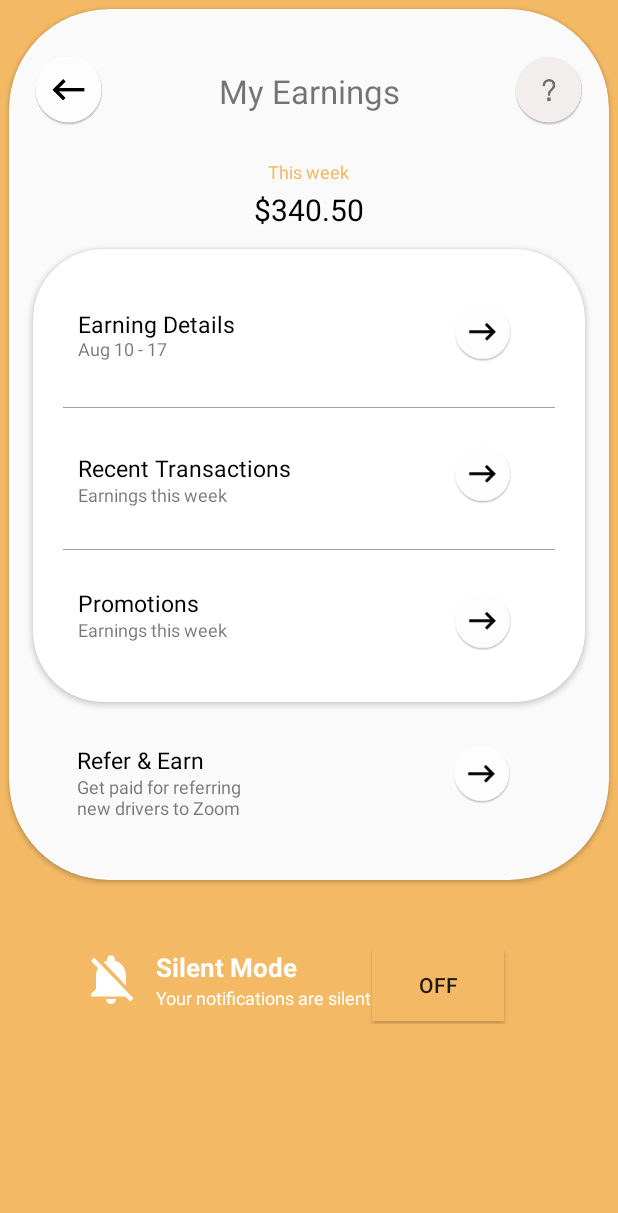
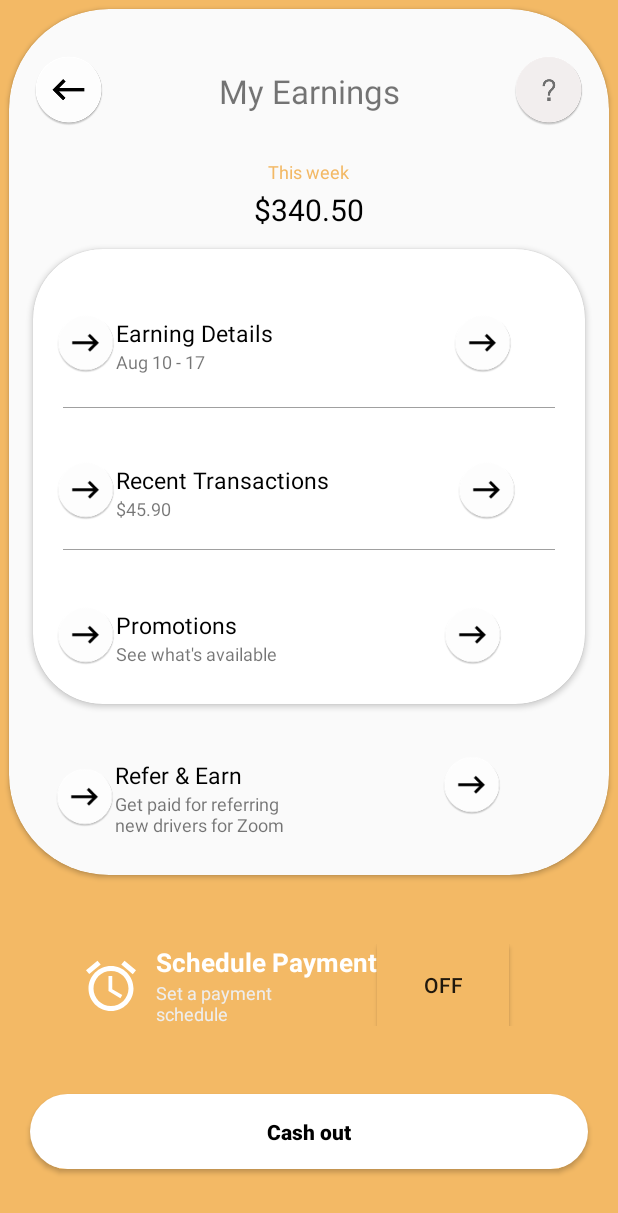
Before and after one commit to navgarg/UI_App, an Android app: the EarningsActivity screen opened directly, with no data from a screen before it, on a phone screen of 412 x 824 dp. Shown: the top 1213 px of the screen. Run offline under Robolectric (Android 15) with nearby library versions, the phone set to English and light mode, and no system bars.

Commit message:
Edited MenuActivity, EarningsActivity

```diff
--- /dev/null
+++ b/app/src/main/res/drawable/button_style.xml
@@ -0,0 +1,9 @@
+<?xml version="1.0" encoding="utf-8"?>
+<selector xmlns:android="http://schemas.android.com/apk/res/android">
+    <item>
+        <shape android:shape="rectangle">
+            <solid android:color="#fff"/>
+            <corners android:radius="25dp" />
+        </shape>
+    </item>
+</selector>
--- /dev/null
+++ b/app/src/main/res/drawable/ic_schedule_payment.xml
@@ -0,0 +1,5 @@
+<vector android:height="24dp" android:tint="#FFFFFF"
+    android:viewportHeight="24" android:viewportWidth="24"
+    android:width="24dp" xmlns:android="http://schemas.android.com/apk/res/android">
+    <path android:fillColor="@android:color/white" android:pathData="M22,5.72l-4.6,-3.86 -1.29,1.53 4.6,3.86L22,5.72zM7.88,3.39L6.6,1.86 2,5.71l1.29,1.53 4.59,-3.85zM12.5,8L11,8v6l4.75,2.85 0.75,-1.23 -4,-2.37L12.5,8zM12,4c-4.97,0 -9,4.03 -9,9s4.02,9 9,9c4.97,0 9,-4.03 9,-9s-4.03,-9 -9,-9zM12,20c-3.87,0 -7,-3.13 -7,-7s3.13,-7 7,-7 7,3.13 7,7 -3.13,7 -7,7z"/>
+</vector>
--- a/app/src/main/res/layout/activity_earnings.xml
+++ b/app/src/main/res/layout/activity_earnings.xml
@@ -72,12 +72,30 @@
             android:elevation="190dp"
             card_view:cardCornerRadius="70px">
 
+            <LinearLayout
+                android:layout_width="match_parent"
+                android:layout_height="wrap_content"
+                android:layout_marginTop="25dp"
+                android:orientation="horizontal">
+
+                <ImageView
+                    android:layout_width="40dp"
+                    android:layout_height="40dp"
+                    android:layout_marginLeft="15dp"
+                    android:layout_marginTop="17dp"
+                    android:elevation="20dp"
+                    android:src="@mipmap/arrow_right" />
+
+                <LinearLayout
+                    android:layout_width="wrap_content"
+                    android:orientation="vertical"
+                    android:layout_marginTop="20dp"
+                    android:layout_height="wrap_content">
+
 
                     <TextView
                         android:layout_width="wrap_content"
                         android:layout_height="wrap_content"
-                android:layout_marginLeft="30dp"
-                android:layout_marginTop="39dp"
                         android:text="Earning Details"
                         android:textSize="15sp"
                         android:textColor="#000"/>
@@ -85,18 +103,21 @@
                     <TextView
                         android:layout_width="wrap_content"
                         android:layout_height="wrap_content"
-                android:layout_marginLeft="30dp"
-                android:layout_marginTop="58dp"
                         android:text="Aug 10 - 17"
                         android:textSize="12sp" />
+
+                </LinearLayout>
 
                 <ImageView
                     android:layout_width="40dp"
                     android:layout_height="40dp"
-                android:layout_marginLeft="280dp"
-                android:layout_marginTop="35dp"
+                    android:layout_marginTop="17dp"
+                    android:layout_marginLeft="120dp"
                     android:elevation="20dp"
                     android:src="@mipmap/arrow_right" />
+
+            </LinearLayout>
+
 
             <TableRow
                 android:layout_width="match_parent"
@@ -106,11 +127,30 @@
                 android:layout_marginRight="20dp"
                 android:background="#a0a0a0" />
 
+            <LinearLayout
+                android:layout_width="match_parent"
+                android:layout_height="wrap_content"
+                android:layout_marginTop="123dp"
+                android:orientation="horizontal">
+
+                <ImageView
+                    android:layout_width="40dp"
+                    android:layout_height="40dp"
+                    android:layout_marginLeft="15dp"
+                    android:layout_marginTop="17dp"
+                    android:elevation="20dp"
+                    android:src="@mipmap/arrow_right" />
+
+                <LinearLayout
+                    android:layout_width="wrap_content"
+                    android:orientation="vertical"
+                    android:layout_marginTop="20dp"
+                    android:layout_height="wrap_content">
+
+
                     <TextView
                         android:layout_width="wrap_content"
                         android:layout_height="wrap_content"
-                android:layout_marginLeft="30dp"
-                android:layout_marginTop="135dp"
                         android:text="Recent Transactions"
                         android:textSize="15sp"
                         android:textColor="#000"/>
@@ -118,18 +158,20 @@
                     <TextView
                         android:layout_width="wrap_content"
                         android:layout_height="wrap_content"
-                android:layout_marginLeft="30dp"
-                android:layout_marginTop="155dp"
-                android:text="Earnings this week"
+                        android:text="$45.90"
                         android:textSize="12sp" />
+
+                </LinearLayout>
 
                 <ImageView
                     android:layout_width="40dp"
                     android:layout_height="40dp"
-                android:layout_marginLeft="280dp"
-                android:layout_marginTop="130dp"
+                    android:layout_marginTop="17dp"
+                    android:layout_marginLeft="85dp"
                     android:elevation="20dp"
                     android:src="@mipmap/arrow_right" />
+
+            </LinearLayout>
 
 
             <TableRow
@@ -141,11 +183,32 @@
                 android:layout_marginRight="20dp"
                 android:background="#a0a0a0" />
 
+
+            <LinearLayout
+                android:layout_width="match_parent"
+                android:layout_height="wrap_content"
+                android:layout_marginTop="220dp"
+                android:layout_marginBottom="25dp"
+                android:orientation="horizontal">
+
+                <ImageView
+                    android:layout_width="40dp"
+                    android:layout_height="40dp"
+                    android:layout_marginLeft="15dp"
+                    android:layout_marginTop="17dp"
+                    android:elevation="20dp"
+                    android:src="@mipmap/arrow_right" />
+
+                <LinearLayout
+                    android:layout_width="wrap_content"
+                    android:orientation="vertical"
+                    android:layout_marginTop="20dp"
+                    android:layout_height="wrap_content">
+
+
                     <TextView
                         android:layout_width="wrap_content"
                         android:layout_height="wrap_content"
-                android:layout_marginLeft="30dp"
-                android:layout_marginTop="225dp"
                         android:text="Promotions"
                         android:textSize="15sp"
                         android:textColor="#000"/>
@@ -153,28 +216,50 @@
                     <TextView
                         android:layout_width="wrap_content"
                         android:layout_height="wrap_content"
-                android:layout_marginLeft="30dp"
-                android:layout_marginTop="245dp"
-                android:layout_marginBottom="40dp"
-                android:text="Earnings this week"
+                        android:text="See what's available"
                         android:textSize="12sp" />
+
+                </LinearLayout>
 
                 <ImageView
                     android:layout_width="40dp"
                     android:layout_height="40dp"
-                android:layout_marginLeft="280dp"
-                android:layout_marginTop="228dp"
+                    android:layout_marginTop="17dp"
+                    android:layout_marginLeft="110dp"
                     android:elevation="20dp"
                     android:src="@mipmap/arrow_right" />
+
+            </LinearLayout>
 
 
         </androidx.cardview.widget.CardView>
 
+        <LinearLayout
+            android:layout_width="match_parent"
+            android:layout_height="wrap_content"
+            android:layout_marginTop="480dp"
+            android:layout_marginLeft="15dp"
+            android:layout_marginBottom="25dp"
+            android:orientation="horizontal">
+
+            <ImageView
+                android:layout_width="40dp"
+                android:layout_height="40dp"
+                android:layout_marginLeft="15dp"
+                android:layout_marginTop="25dp"
+                android:elevation="20dp"
+                android:src="@mipmap/arrow_right" />
+
+            <LinearLayout
+                android:layout_width="wrap_content"
+                android:orientation="vertical"
+                android:layout_marginTop="20dp"
+                android:layout_height="wrap_content">
+
+
                 <TextView
                     android:layout_width="wrap_content"
                     android:layout_height="wrap_content"
-            android:layout_marginLeft="45dp"
-            android:layout_marginTop="490dp"
                     android:text="Refer &amp; Earn"
                     android:textSize="15sp"
                     android:textColor="#000"/>
@@ -182,19 +267,20 @@
                 <TextView
                     android:layout_width="wrap_content"
                     android:layout_height="wrap_content"
-            android:layout_marginLeft="45dp"
-            android:layout_marginTop="510dp"
-            android:layout_marginBottom="40dp"
-            android:text="Get paid for referring \nnew drivers to Zoom"
+                    android:text="Get paid for referring\nnew drivers for Zoom"
                     android:textSize="12sp" />
+
+            </LinearLayout>
 
             <ImageView
                 android:layout_width="40dp"
                 android:layout_height="40dp"
-            android:layout_marginLeft="295dp"
-            android:layout_marginTop="490dp"
-            android:src="@mipmap/arrow_right"
-            android:elevation="20dp"/>
+                android:layout_marginTop="17dp"
+                android:layout_marginLeft="105dp"
+                android:elevation="20dp"
+                android:src="@mipmap/arrow_right" />
+
+        </LinearLayout>
 
     </androidx.cardview.widget.CardView>
 
@@ -203,13 +289,14 @@
         android:orientation="horizontal"
         android:layout_margin="40dp"
         android:layout_marginLeft="60dp"
-        android:layout_height="50dp">
+        android:layout_height="wrap_content">
 
         <ImageView
             android:layout_width="40dp"
             android:layout_height="40dp"
             android:layout_marginLeft="14dp"
-            android:src="@drawable/ic_baseline_notifications_off_24"/>
+            android:layout_marginTop="8dp"
+            android:src="@drawable/ic_schedule_payment"/>
 
         <LinearLayout
             android:layout_marginLeft="10dp"
@@ -221,7 +308,7 @@
                 android:gravity="bottom"
                 android:layout_width="wrap_content"
                 android:layout_height="wrap_content"
-                android:text="Silent Mode"
+                android:text="Schedule Payment"
                 android:textColor="#fff"
                 android:textStyle="bold"
                 android:textSize="17sp"/>
@@ -230,8 +317,8 @@
                 android:gravity="top"
                 android:layout_width="wrap_content"
                 android:layout_height="wrap_content"
-                android:text="Your notifications are silent"
-                android:textColor="#fff"
+                android:text="Set a payment\nschedule"
+                android:textColor="#eee"
                 android:textSize="12sp" />
 
         </LinearLayout>
@@ -246,11 +333,21 @@
 
         <ToggleButton
             android:layout_width="wrap_content"
-            android:layout_height="wrap_content"
+            android:layout_height="match_parent"
             android:background="@color/colorPrimary"/>
 
     </LinearLayout>
 
-
+    <Button
+        android:layout_width="match_parent"
+        android:layout_height="50dp"
+        android:background="@drawable/button_style"
+        android:text="Cash out"
+        android:textAllCaps="false"
+        android:textStyle="bold"
+        android:layout_marginLeft="20dp"
+        android:layout_marginRight="20dp"
+        android:textColor="#000"
+        android:layout_marginTop="5dp"/>
 
 </LinearLayout>
--- a/app/src/main/res/layout/activity_menu.xml
+++ b/app/src/main/res/layout/activity_menu.xml
@@ -188,7 +188,7 @@
                 android:layout_width="wrap_content"
                 android:layout_height="wrap_content"
                 android:text="Your notifications are silent"
-                android:textColor="#fff"
+                android:textColor="#eee"
                 android:textSize="12sp" />
 
         </LinearLayout>
@@ -203,6 +203,18 @@
 
     </LinearLayout>
 
+    <Button
+        android:layout_width="match_parent"
+        android:layout_height="50dp"
+        android:background="@drawable/button_style"
+        android:text="Logout"
+        android:textAllCaps="false"
+        android:textStyle="bold"
+        android:layout_marginLeft="20dp"
+        android:layout_marginRight="20dp"
+        android:textColor="#000"
+        android:layout_marginTop="40dp"/>
+
 
 
     </LinearLayout>
```
Lines whose indentation alone changed are shown as unchanged.
